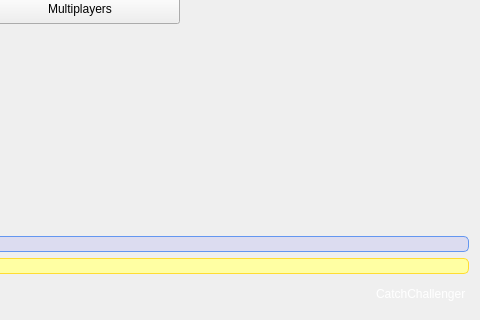
Old version of the form client/ultimate/mainwindow.ui in the repository alphaonex86/CatchChallenger; both pictures show x 320 to 800 and y 280 to 600 of the 800 by 600 pixel window.
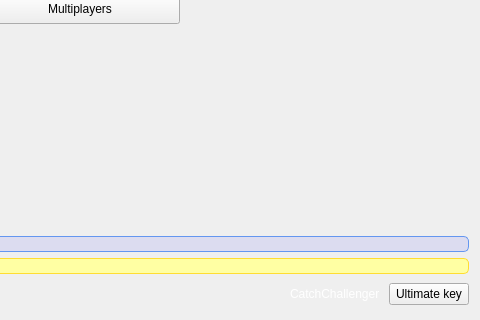
New version of the form. The open tabs and pages were chosen to show the change. Icons and pictures are not drawn.

What changed in the file:
```diff
--- a/client/ultimate/mainwindow.ui
+++ b/client/ultimate/mainwindow.ui
@@ -225,6 +225,13 @@
             </property>
            </widget>
           </item>
+          <item>
+           <widget class="QPushButton" name="UltimateKey">
+            <property name="text">
+             <string>Ultimate key</string>
+            </property>
+           </widget>
+          </item>
          </layout>
         </item>
        </layout>
```
Left out of the diff: 2 changed lines with no effect on the pictures.
